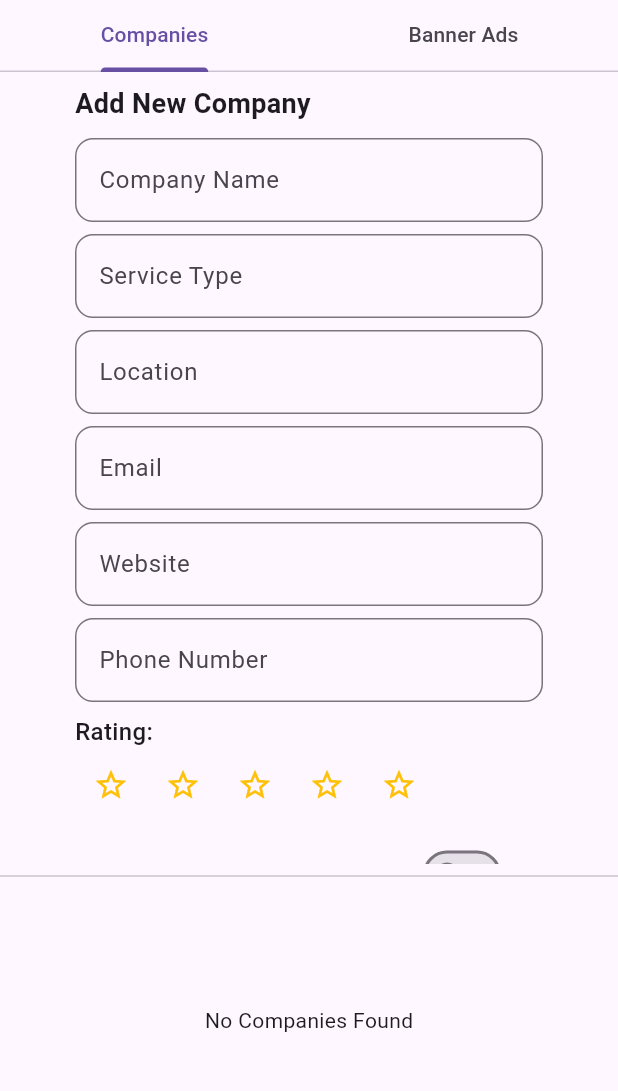
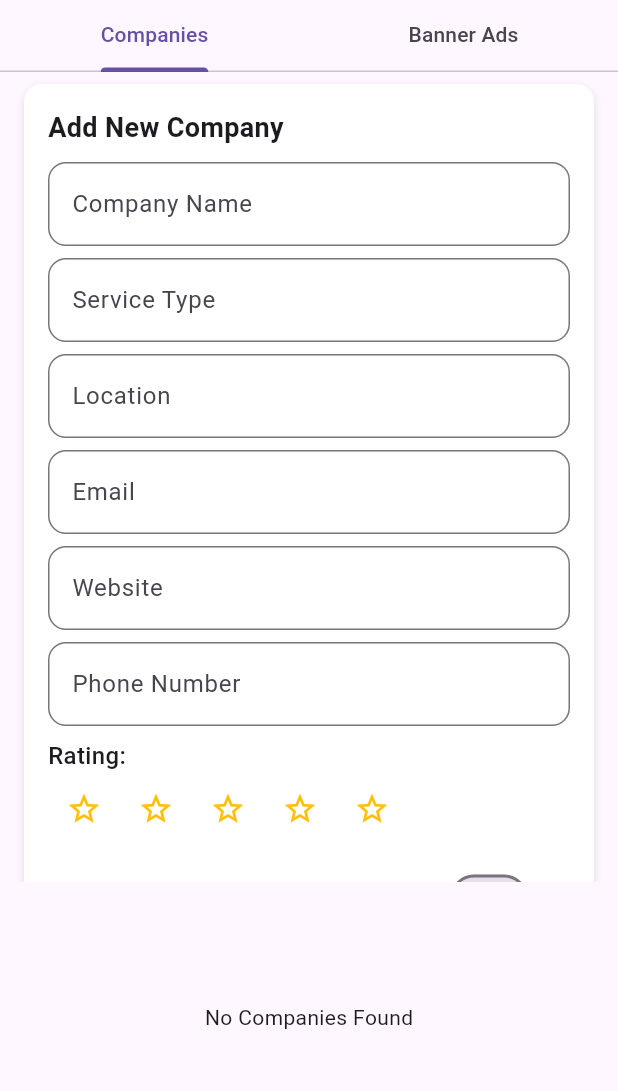
Before and after one commit to prabinrijal03/logistics-directory-app, a Flutter app: the AdminDashboardPage screen opened directly, on a phone screen of 412 x 824 dp, the part 84-1175 px from its top. Run offline on Flutter 3.47's test engine with Material 3 defaults, Android fonts, the phone set to English and light mode, and no system bars; our stand-ins replace cloud_firestore, dio, file_picker, firebase_auth, firebase_core, flutter_bloc and 1 more; accounts and stored records are empty; network calls fail; statements that could not run were skipped.

Commit message:
responsiveness increased

```diff
--- /dev/null
+++ b/devtools_options.yaml
@@ -0,0 +1,3 @@
+description: This file stores settings for Dart & Flutter DevTools.
+documentation: https://docs.flutter.dev/tools/devtools/extensions#configure-extension-enablement-states
+extensions:
--- a/lib/main.dart
+++ b/lib/main.dart
@@ -4,12 +4,11 @@ import 'package:logistics_directory_app/firebase_options.dart';
 
 import 'app/root_app.dart';
 
-void main()async {
+void main() async {
   WidgetsFlutterBinding.ensureInitialized();
   await Firebase.initializeApp(
-
     options: DefaultFirebaseOptions.currentPlatform,
-);
+  );
   runApp(const MainApp());
 }
 
--- a/lib/presentation/pages/dashboard/admin_dashboard_page.dart
+++ b/lib/presentation/pages/dashboard/admin_dashboard_page.dart
@@ -26,7 +26,9 @@ class AdminDashboardPage extends StatelessWidget {
           children: [
             const TabBar(
               tabs: [
-                Tab(text: 'Companies'),
+                Tab(
+                  text: 'Companies',
+                ),
                 Tab(text: 'Banner Ads'),
               ],
             ),
@@ -92,12 +94,10 @@ class _CompaniesAdminTabState extends State<CompaniesAdminTab> {
       };
 
       if (_editingCompanyId == null) {
-        // Add new company
         await FirebaseFirestore.instance
             .collection('companies')
             .add(companyData);
       } else {
-        // Update existing company
         await FirebaseFirestore.instance
             .collection('companies')
             .doc(_editingCompanyId)
@@ -131,86 +131,74 @@ class _CompaniesAdminTabState extends State<CompaniesAdminTab> {
 
   @override
   Widget build(BuildContext context) {
-    return Column(
+    return LayoutBuilder(
+      builder: (context, constraints) {
+        bool isWideScreen = constraints.maxWidth >= 800;
+
+        return isWideScreen
+            ? Row(
                 children: [
-        Expanded(
-          flex: 12,
+                  _buildFormSection(),
+                  _buildCompanyListSection(),
+                ],
+              )
+            : Column(
+                children: [
+                  _buildFormSection(),
+                  Expanded(child: _buildCompanyListSection()),
+                ],
+              );
+      },
+    );
+  }
+
+  Widget _buildFormSection() {
+    return Expanded(
+      flex: 3,
       child: SingleChildScrollView(
-            padding: const EdgeInsets.symmetric(horizontal: 50, vertical: 8),
+        padding: const EdgeInsets.symmetric(horizontal: 16, vertical: 8),
+        child: Container(
+          padding: const EdgeInsets.all(16),
+          decoration: BoxDecoration(
+            color: Colors.white,
+            borderRadius: BorderRadius.circular(12),
+            boxShadow: const [
+              BoxShadow(
+                color: Colors.black12,
+                blurRadius: 4,
+                offset: Offset(0, 2),
+              )
+            ],
+          ),
           child: Column(
             crossAxisAlignment: CrossAxisAlignment.start,
             children: [
               Text(
-                  _editingCompanyId == null
-                      ? 'Add New Company'
-                      : 'Edit Company',
+                _editingCompanyId == null ? 'Add New Company' : 'Edit Company',
                 style: const TextStyle(
-                      fontSize: 18, fontWeight: FontWeight.bold),
+                  fontSize: 18,
+                  fontWeight: FontWeight.bold,
+                ),
               ),
               const SizedBox(height: 10),
-                TextField(
-                  controller: nameController,
-                  decoration: const InputDecoration(
-                    labelText: 'Company Name',
-                    border: OutlineInputBorder(
-                      borderRadius: BorderRadius.all(Radius.circular(12)),
-                    ),
-                  ),
-                ),
+              _buildTextField(
+                  controller: nameController, label: 'Company Name'),
               const SizedBox(height: 8),
-                TextField(
-                  controller: serviceTypeController,
-                  decoration: const InputDecoration(
-                    labelText: 'Service Type',
-                    border: OutlineInputBorder(
-                      borderRadius: BorderRadius.all(Radius.circular(12)),
-                    ),
-                  ),
-                ),
+              _buildTextField(
+                  controller: serviceTypeController, label: 'Service Type'),
               const SizedBox(height: 8),
-                TextField(
-                  controller: locationController,
-                  decoration: const InputDecoration(
-                    labelText: 'Location',
-                    border: OutlineInputBorder(
-                      borderRadius: BorderRadius.all(Radius.circular(12)),
-                    ),
-                  ),
-                ),
+              _buildTextField(
+                  controller: locationController, label: 'Location'),
               const SizedBox(height: 8),
-                TextField(
-                  controller: emailController,
-                  decoration: const InputDecoration(
-                    labelText: 'Email',
-                    border: OutlineInputBorder(
-                      borderRadius: BorderRadius.all(Radius.circular(12)),
-                    ),
-                  ),
-                ),
+              _buildTextField(controller: emailController, label: 'Email'),
               const SizedBox(height: 8),
-                TextField(
-                  controller: websiteController,
-                  decoration: const InputDecoration(
-                    labelText: 'Website',
-                    border: OutlineInputBorder(
-                      borderRadius: BorderRadius.all(Radius.circular(12)),
-                    ),
-                  ),
-                ),
+              _buildTextField(controller: websiteController, label: 'Website'),
               const SizedBox(height: 8),
-                TextField(
-                  controller: phoneController,
-                  decoration: const InputDecoration(
-                    labelText: 'Phone Number',
-                    border: OutlineInputBorder(
-                      borderRadius: BorderRadius.all(Radius.circular(12)),
-                    ),
-                  ),
-                ),
+              _buildTextField(
+                  controller: phoneController, label: 'Phone Number'),
               const SizedBox(height: 8),
               const Text('Rating:',
-                    style:
-                        TextStyle(fontSize: 16, fontWeight: FontWeight.w500)),
+                  style: TextStyle(fontSize: 16, fontWeight: FontWeight.w500)),
               Row(
                 mainAxisAlignment: MainAxisAlignment.start,
                 children: List.generate(5, (index) {
@@ -256,9 +244,12 @@ class _CompaniesAdminTabState extends State<CompaniesAdminTab> {
           ),
         ),
       ),
-        const Divider(),
-        Expanded(
-          flex: 4,
+    );
+  }
+
+  Widget _buildCompanyListSection() {
+    return Expanded(
+      flex: 6,
       child: StreamBuilder<QuerySnapshot>(
         stream: FirebaseFirestore.instance
             .collection('companies')
@@ -281,9 +272,7 @@ class _CompaniesAdminTabState extends State<CompaniesAdminTab> {
               final isFeatured = company['isFeatured'] ?? false;
 
               return Card(
-                    color: isFeatured
-                        ? Colors.yellow[100]
-                        : null,
+                color: isFeatured ? Colors.yellow[100] : null,
                 child: ListTile(
                   title: Text(company['name']),
                   subtitle: Text(
@@ -310,12 +299,22 @@ class _CompaniesAdminTabState extends State<CompaniesAdminTab> {
           );
         },
       ),
+    );
+  }
+
+  Widget _buildTextField(
+      {required TextEditingController controller, required String label}) {
+    return TextField(
+      controller: controller,
+      decoration: InputDecoration(
+        labelText: label,
+        border: const OutlineInputBorder(
+          borderRadius: BorderRadius.all(Radius.circular(12)),
         ),
-      ],
+      ),
     );
   }
 }
-
 
 class BannerAdsAdminTab extends StatefulWidget {
   const BannerAdsAdminTab({super.key});
--- a/lib/resources/route_manager.dart
+++ b/lib/resources/route_manager.dart
@@ -1,11 +1,15 @@
 import 'package:flutter/material.dart';
+import 'package:logistics_directory_app/presentation/pages/authentication/register.dart';
 
+import '../presentation/pages/authentication/login.dart';
 import '../presentation/pages/dashboard/admin_dashboard_page.dart';
 import '../presentation/pages/home/home_page.dart';
 
 enum AppRoute {
   homePage('/home', HomePage()),
-  dashboardPage('/dashboard', AdminDashboardPage());
+  dashboardPage('/dashboard', AdminDashboardPage()),
+  register('/register', Register()),
+  login('/login', Login());
 
   final String path;
   final Widget page;
--- a/pubspec.yaml
+++ b/pubspec.yaml
@@ -25,6 +25,7 @@ dependencies:
   http: ^1.2.2
   file_picker: ^8.1.7
   http_parser: ^4.1.2
+  url_launcher: ^6.3.1
 
 dev_dependencies:
   flutter_test:
```
Also changed, not shown: lib/presentation/pages/authentication/login.dart (added, +154 -0 lines), lib/presentation/pages/authentication/register.dart (added, +93 -0 lines), lib/presentation/pages/home/home_page.dart (+62 -43 lines), pubspec.lock, 4 other files. Lines whose indentation alone changed are shown as unchanged.
